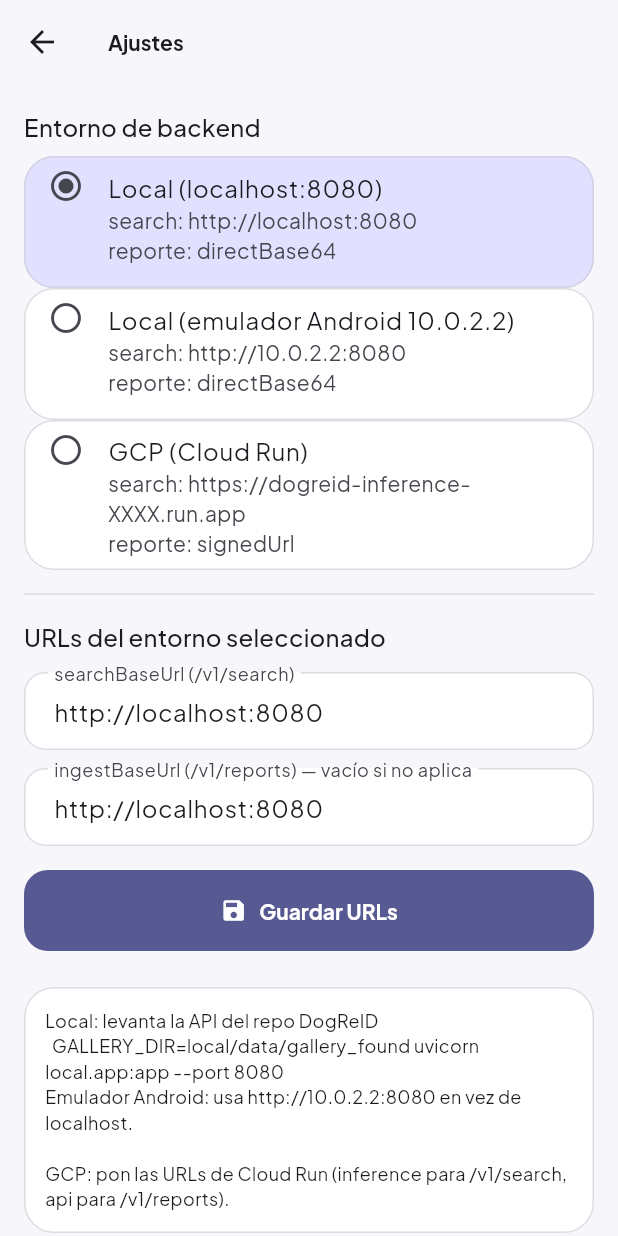
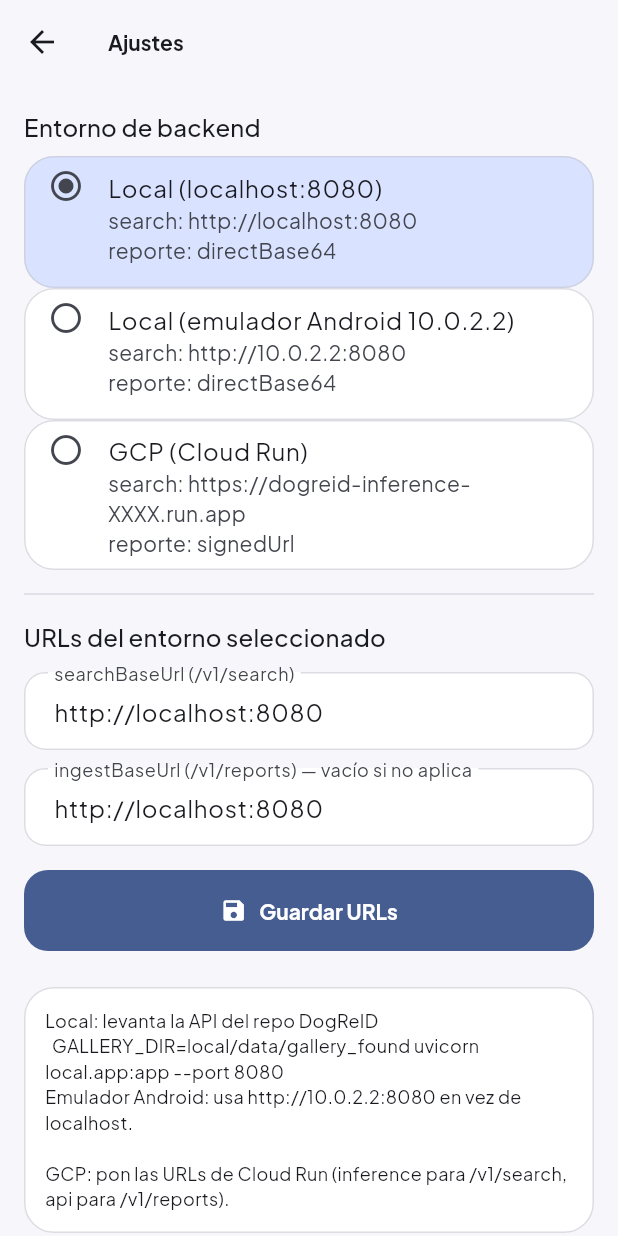
Before and after one commit to carlosparra/DogReIDApp, a Flutter app: the screen it shows after launch, after a tap on the "settings" icon, on a phone screen of 412 x 824 dp. Run offline on Flutter 3.47's test engine with Material 3 defaults, Android fonts, the phone set to English and light mode, and no system bars; our stand-ins replace flutter_map, geolocator, google_fonts, image_picker, latlong2.

Commit message:
Brand as PetNavID: animated splash with logo, blue palette, app display name

```diff
--- a/lib/main.dart
+++ b/lib/main.dart
@@ -1,6 +1,6 @@
 import 'package:flutter/material.dart';
 
-import 'screens/home_screen.dart';
+import 'screens/splash_screen.dart';
 import 'theme/app_theme.dart';
 
 void main() {
@@ -13,12 +13,12 @@ class DogReIDApp extends StatelessWidget {
   @override
   Widget build(BuildContext context) {
     return MaterialApp(
-      title: 'DogReID',
+      title: 'PetNavID',
       debugShowCheckedModeBanner: false,
       theme: AppTheme.light(),
       darkTheme: AppTheme.dark(),
       themeMode: ThemeMode.system,
-      home: const HomeScreen(),
+      home: const SplashScreen(),
     );
   }
 }
--- a/lib/screens/home_screen.dart
+++ b/lib/screens/home_screen.dart
@@ -26,7 +26,7 @@ class HomeScreen extends StatelessWidget {
               child: const Icon(Icons.pets, color: Colors.white, size: 18),
             ),
             const SizedBox(width: 10),
-            const Text('DogReID'),
+            const Text('PetNavID'),
           ],
         ),
         actions: [
--- /dev/null
+++ b/lib/screens/splash_screen.dart
@@ -0,0 +1,102 @@
+import 'dart:async';
+
+import 'package:flutter/material.dart';
+
+import 'home_screen.dart';
+
+/// Splash premium: logo PetNavID con fade + escala suave sobre un degradado
+/// claro, y transición a la pantalla principal.
+class SplashScreen extends StatefulWidget {
+  const SplashScreen({super.key});
+
+  @override
+  State<SplashScreen> createState() => _SplashScreenState();
+}
+
+class _SplashScreenState extends State<SplashScreen> with SingleTickerProviderStateMixin {
+  late final AnimationController _c;
+  late final Animation<double> _fade;
+  late final Animation<double> _scale;
+  Timer? _timer;
+
+  @override
+  void initState() {
+    super.initState();
+    _c = AnimationController(vsync: this, duration: const Duration(milliseconds: 900));
+    _fade = CurvedAnimation(parent: _c, curve: Curves.easeOut);
+    _scale = Tween<double>(begin: 0.92, end: 1.0)
+        .animate(CurvedAnimation(parent: _c, curve: Curves.easeOutCubic));
+    _c.forward();
+    _timer = Timer(const Duration(milliseconds: 2000), _goHome);
+  }
+
+  void _goHome() {
+    if (!mounted) return;
+    Navigator.of(context).pushReplacement(PageRouteBuilder(
+      transitionDuration: const Duration(milliseconds: 450),
+      pageBuilder: (_, __, ___) => const HomeScreen(),
+      transitionsBuilder: (_, anim, __, child) =>
+          FadeTransition(opacity: anim, child: child),
+    ));
+  }
+
+  @override
+  void dispose() {
+    _timer?.cancel();
+    _c.dispose();
+    super.dispose();
+  }
+
+  @override
+  Widget build(BuildContext context) {
+    final scheme = Theme.of(context).colorScheme;
+    return Scaffold(
+      body: DecoratedBox(
+        decoration: BoxDecoration(
+          gradient: LinearGradient(
+            begin: Alignment.topCenter,
+            end: Alignment.bottomCenter,
+            colors: [
+              const Color(0xFFFFFFFF),
+              scheme.primary.withValues(alpha: 0.06),
+            ],
+          ),
+        ),
+        child: Center(
+          child: FadeTransition(
+            opacity: _fade,
+            child: ScaleTransition(
+              scale: _scale,
+              child: Column(
+                mainAxisSize: MainAxisSize.min,
+                children: [
+                  ConstrainedBox(
+                    constraints: const BoxConstraints(maxWidth: 280),
+                    child: Image.asset('assets/images/petnavid_logo.png'),
+                  ),
+                  const SizedBox(height: 8),
+                  Text(
+                    'Reencuentra a tu compañero',
+                    style: Theme.of(context).textTheme.bodyMedium?.copyWith(
+                          color: scheme.onSurfaceVariant,
+                          letterSpacing: 0.2,
+                        ),
+                  ),
+                  const SizedBox(height: 40),
+                  SizedBox(
+                    width: 26,
+                    height: 26,
+                    child: CircularProgressIndicator(
+                      strokeWidth: 2.4,
+                      valueColor: AlwaysStoppedAnimation(scheme.primary),
+                    ),
+                  ),
+                ],
+              ),
+            ),
+          ),
+        ),
+      ),
+    );
+  }
+}
--- a/lib/theme/app_theme.dart
+++ b/lib/theme/app_theme.dart
@@ -4,7 +4,7 @@ import 'package:google_fonts/google_fonts.dart';
 /// Sistema de diseño "Minimal premium": Material 3, acento índigo, tipografía
 /// Plus Jakarta Sans, tarjetas suaves con borde fino y mucho espacio en blanco.
 class AppTheme {
-  static const Color _seed = Color(0xFF6366F1); // índigo
+  static const Color _seed = Color(0xFF1668E3); // azul PetNavID (del logo)
 
   static ThemeData light() => _build(Brightness.light);
   static ThemeData dark() => _build(Brightness.dark);
--- a/pubspec.yaml
+++ b/pubspec.yaml
@@ -66,6 +66,9 @@ flutter:
   # the material Icons class.
   uses-material-design: true
 
+  assets:
+    - assets/images/petnavid_logo.png
+
   # To add assets to your application, add an assets section, like this:
   # assets:
   #   - images/a_dot_burr.jpeg
```
Also changed, not shown: assets/images/petnavid_logo.png (added), 3 other files.
